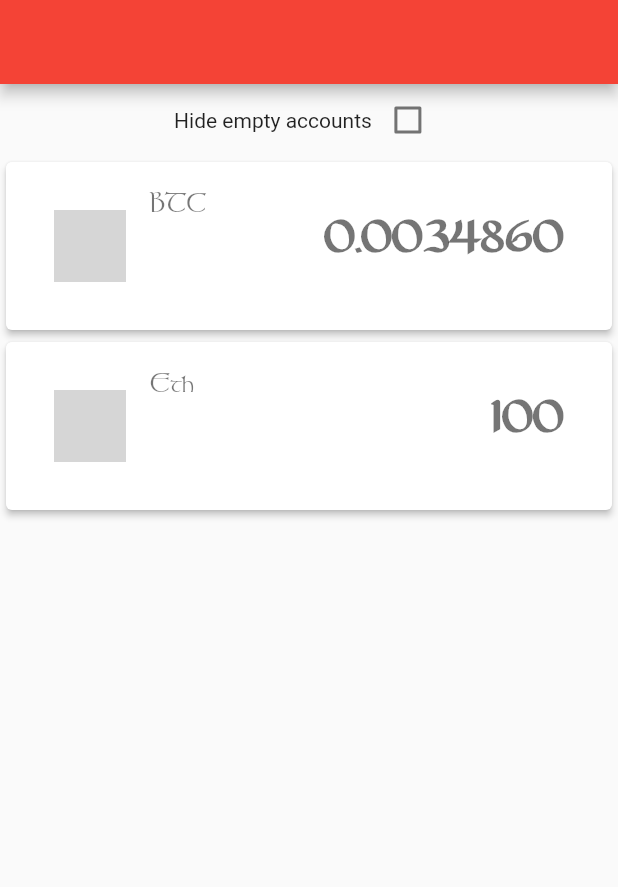
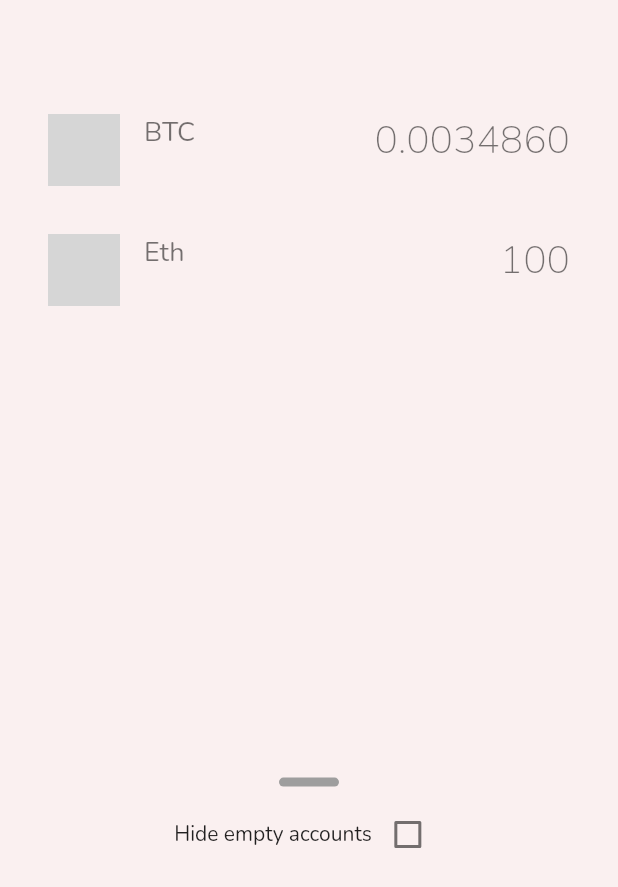
Before and after one commit to dllewellyn/crypto_currency_wallet, a Flutter app: the screen it shows after launch, on a phone screen of 412 x 824 dp. Shown: the top 887 px of the screen. Run offline on Flutter 3.47's test engine with Material 2 defaults, Android fonts, the phone set to English and light mode, and no system bars; our stand-ins replace bloc, charts_flutter, decimal, flutter_bloc, flutter_svg, google_fonts; generated files the repository leaves out were written again; network calls fail; grey boxes are pictures that could not be loaded.

Commit message:
Making a cleaner UI

```diff
--- a/lib/main.dart
+++ b/lib/main.dart
@@ -1,48 +1,42 @@
-import 'package:crypto_currency_wallet/screens/home_screen.dart';
-import 'package:crypto_currency_wallet/screens/transaction_list_screen.dart';
+import 'package:crypto_currency_wallet/main_account/views/main_account_view.dart';
+import 'package:crypto_currency_wallet/navigator/navigator_cubit.dart';
+import 'package:crypto_currency_wallet/styles.dart';
 import 'package:flutter/material.dart';
-
-import 'navigator/screens.dart';
+import 'package:flutter_bloc/flutter_bloc.dart';
+import 'package:google_fonts/google_fonts.dart';
 
 void main() {
   runApp(MyApp());
 }
 
 class MyApp extends StatelessWidget {
+  final GlobalKey<NavigatorState> _navigatorKey = GlobalKey();
+
   @override
   Widget build(BuildContext context) {
     return MaterialApp(
+      navigatorKey: _navigatorKey,
       debugShowCheckedModeBanner: false,
       title: 'Flutter Demo',
       initialRoute: "/",
-      onGenerateRoute: (settings) {
-        Widget widget;
-
-        if (settings.name == HOME_SCREEN) {
-          widget = MyHomePage();
-        } else if (settings.name == DETAIL_SCREEN) {
-          widget = TransactionListScreen(accountData: settings.arguments);
-        }
-
-        return MaterialPageRoute(builder: (context) => widget);
-      },
+      home: BlocProvider.value(
+          value: NavigatorCubit(_navigatorKey), child: MainAccountView()),
       theme: ThemeData(
-          splashColor: Colors.redAccent,
-          primarySwatch: Colors.red,
           textTheme: TextTheme(
-            headline6: TextStyle(
-              fontFamily: "stonehenge",
+        bodyText1: GoogleFonts.nunito(),
+        bodyText2: GoogleFonts.nunito(),
+        headline6: GoogleFonts.nunito(
           fontWeight: FontWeight.bold,
+          color: primaryTextColor,
           fontSize: 26,
         ),
-            caption: TextStyle(
-              fontFamily: "stonehenge",
+        caption: GoogleFonts.nunito(
+          color: primaryTextColor,
           fontSize: 18,
         ),
-            headline1: TextStyle(
-              fontFamily: "carolingia",
-              fontSize: 34,
-              fontWeight: FontWeight.bold,
+        headline1: GoogleFonts.nunito(
+          color: primaryTextColor,
+          fontSize: 26,
         ),
       )),
     );
--- /dev/null
+++ b/lib/main_account/main_account.dart
@@ -0,0 +1,4 @@
+export 'widgets/account_list_item.dart';
+export 'widgets/filter_check_box.dart';
+export 'views/main_account_view.dart';
+export 'widgets/touch_indicator.dart';
--- /dev/null
+++ b/lib/main_account/views/main_account_view.dart
@@ -0,0 +1,60 @@
+import 'package:crypto_currency_wallet/account/account_data.dart';
+import 'package:crypto_currency_wallet/widgets/widgets.dart';
+import 'package:flutter/material.dart';
+
+import '../../styles.dart';
+import '../main_account.dart';
+
+class MainAccountView extends StatefulWidget {
+  @override
+  _MainAccountViewState createState() => _MainAccountViewState();
+}
+
+class _MainAccountViewState extends State<MainAccountView> {
+  var filterApplied = false;
+
+  @override
+  Widget build(BuildContext context) {
+    var data = mockAccount();
+    if (filterApplied) {
+      data = data.where((item) => double.parse(item.balance) > 0).toList();
+    }
+    return Scaffold(
+        backgroundColor: backgroundColor,
+        appBar: ClearAppBar(),
+        body: Stack(
+          children: [
+            ListView(
+              children: data
+                  .map((account) => AccountListItem(
+                        accountData: account,
+                      ))
+                  .toList(),
+            ),
+            DraggableScrollableSheet(
+              initialChildSize: 0.4,
+              maxChildSize: 0.9,
+              minChildSize: 0.1,
+              builder: (context, scroll) => Container(
+                width: MediaQuery.of(context).size.width,
+                child: Column(
+                  children: [
+                    TouchIndicator(),
+                    FilterCheckBox(
+                      checkBoxValue: filterApplied,
+                      onCheckChanged: _filterClicked,
+                    )
+                  ],
+                ),
+              ),
+            ),
+          ],
+        ));
+  }
+
+  void _filterClicked() {
+    setState(() {
+      filterApplied = !filterApplied;
+    });
+  }
+}
--- /dev/null
+++ b/lib/main_account/widgets/account_list_item.dart
@@ -0,0 +1,51 @@
+import 'package:crypto_currency_wallet/account/account_data.dart';
+import 'package:crypto_currency_wallet/extensions/displayable_price.dart';
+import 'package:crypto_currency_wallet/navigator/navigator_cubit.dart';
+import 'package:crypto_currency_wallet/widgets/account_title.dart';
+import 'package:crypto_currency_wallet/widgets/balance_widget.dart';
+import 'package:flutter/material.dart';
+import 'package:flutter/widgets.dart';
+import 'package:flutter_bloc/flutter_bloc.dart';
+import 'package:flutter_svg/svg.dart';
+
+class AccountListItem extends StatelessWidget {
+  final AccountData accountData;
+
+  const AccountListItem({Key key, this.accountData}) : super(key: key);
+
+  @override
+  Widget build(BuildContext context) {
+    return InkWell(
+      onTap: () => BlocProvider.of<NavigatorCubit>(context)
+          .pushAccountDetailScreen(accountData),
+      child: Container(
+        padding: const EdgeInsets.all(16.0),
+        child: Row(
+          crossAxisAlignment: CrossAxisAlignment.start,
+          children: [
+            Padding(
+              padding: const EdgeInsets.symmetric(horizontal: 16.0),
+              child: Hero(
+                tag: accountData.currencyValue,
+                child: SvgPicture.network(
+                  urlImageForCurrency(accountData.currencyValue),
+                  placeholderBuilder: (context) => CircularProgressIndicator(),
+                ),
+              ),
+            ),
+            AccountTitle(
+              supportedCurrency: accountData.currencyValue,
+            ),
+            Spacer(),
+            Padding(
+              padding: const EdgeInsets.symmetric(horizontal: 16.0),
+              child: BalanceWidget(
+                balance: Utils.toDisplayablePrice(accountData.balance),
+              ),
+            )
+          ],
+        ),
+      ),
+    );
+  }
+}
--- /dev/null
+++ b/lib/main_account/widgets/filter_check_box.dart
@@ -0,0 +1,32 @@
+import 'package:flutter/material.dart';
+import 'package:flutter/widgets.dart';
+
+class FilterCheckBox extends StatelessWidget {
+  final bool checkBoxValue;
+  final Function onCheckChanged;
+
+  const FilterCheckBox({
+    Key key,
+    this.checkBoxValue,
+    this.onCheckChanged,
+  }) : super(key: key);
+
+  @override
+  Widget build(BuildContext context) {
+    return Container(
+      child: Row(
+        mainAxisAlignment: MainAxisAlignment.center,
+        children: <Widget>[
+          Text(
+            "Hide empty accounts",
+            style: Theme.of(context).textTheme.bodyText2,
+          ),
+          Checkbox(
+            value: checkBoxValue,
+            onChanged: (changed) => onCheckChanged(),
+          ),
+        ],
+      ),
+    );
+  }
+}
--- /dev/null
+++ b/lib/main_account/widgets/touch_indicator.dart
@@ -0,0 +1,22 @@
+import 'package:flutter/material.dart';
+import 'package:flutter/widgets.dart';
+
+class TouchIndicator extends StatelessWidget {
+  const TouchIndicator({
+    Key key,
+  }) : super(key: key);
+
+  @override
+  Widget build(BuildContext context) {
+    return Container(
+      margin: const EdgeInsets.only(bottom: 8.0),
+      decoration: BoxDecoration(
+        shape: BoxShape.rectangle,
+        borderRadius: BorderRadius.all(Radius.circular(16.0)),
+        color: Colors.grey,
+      ),
+      height: 6,
+      width: 40,
+    );
+  }
+}
--- /dev/null
+++ b/lib/navigator/navigator_cubit.dart
@@ -0,0 +1,27 @@
+import 'package:bloc/bloc.dart';
+import 'package:crypto_currency_wallet/account/account_data.dart';
+import 'package:crypto_currency_wallet/main_account/views/main_account_view.dart';
+import 'package:crypto_currency_wallet/transaction_list/views/transaction_list_screen.dart';
+import 'package:flutter/cupertino.dart';
+import 'package:flutter/material.dart';
+import 'package:meta/meta.dart';
+
+part 'navigator_state.dart';
+
+class NavigatorCubit extends Cubit<NavState> {
+  final GlobalKey<NavigatorState> navigatorKey;
+
+  NavigatorCubit(this.navigatorKey) : super(NavigatorInitial());
+
+  void pushHomeScreen() {
+    navigatorKey.currentState
+        .push(MaterialPageRoute(builder: (context) => MainAccountView()));
+  }
+
+  void pushAccountDetailScreen(AccountData accountData) {
+    navigatorKey.currentState.push(MaterialPageRoute(
+        builder: (context) => TransactionListScreen(
+              accountData: accountData,
+            )));
+  }
+}
--- /dev/null
+++ b/lib/navigator/navigator_state.dart
@@ -0,0 +1,6 @@
+part of 'navigator_cubit.dart';
+
+@immutable
+abstract class NavState {}
+
+class NavigatorInitial extends NavState {}
--- a/lib/navigator/screens.dart
+++ /dev/null
@@ -1,2 +0,0 @@
-const String HOME_SCREEN = "/";
-const String DETAIL_SCREEN = "/details";
--- a/lib/screens/home_screen.dart
+++ /dev/null
@@ -1,117 +0,0 @@
-import 'package:crypto_currency_wallet/account/account_data.dart';
-import 'package:crypto_currency_wallet/extensions/displayable_price.dart';
-import 'package:crypto_currency_wallet/navigator/screens.dart';
-import 'package:crypto_currency_wallet/widgets/account_title.dart';
-import 'package:crypto_currency_wallet/widgets/balance_widget.dart';
-import 'package:flutter/material.dart';
-import 'package:flutter_svg/flutter_svg.dart';
-
-class MyHomePage extends StatefulWidget {
-  @override
-  _MyHomePageState createState() => _MyHomePageState();
-}
-
-class _MyHomePageState extends State<MyHomePage> {
-  var filterApplied = false;
-
-  @override
-  Widget build(BuildContext context) {
-    var data = mockAccount();
-    if (filterApplied) {
-      data = data.where((item) => double.parse(item.balance) > 0).toList();
-    }
-    return Scaffold(
-        appBar: AppBar(),
-        body: ListView(
-          children: [
-            FilterCheckBox(
-              checkBoxValue: filterApplied,
-              onCheckChanged: _filterClicked,
-            )
-          ]..addAll(data
-              .map((account) => AccountListItem(
-                    accountData: account,
-                  ))
-              .toList()),
-        ));
-  }
-
-  void _filterClicked() {
-    setState(() {
-      filterApplied = !filterApplied;
-    });
-  }
-}
-
-class FilterCheckBox extends StatelessWidget {
-  final bool checkBoxValue;
-  final Function onCheckChanged;
-
-  const FilterCheckBox({
-    Key key,
-    this.checkBoxValue,
-    this.onCheckChanged,
-  }) : super(key: key);
-
-  @override
-  Widget build(BuildContext context) {
-    return Container(
-      child: Row(
-        mainAxisAlignment: MainAxisAlignment.center,
-        children: <Widget>[
-          Text("Hide empty accounts"),
-          Checkbox(
-            value: checkBoxValue,
-            onChanged: (changed) => onCheckChanged(),
-          ),
-        ],
-      ),
-    );
-  }
-}
-
-class AccountListItem extends StatelessWidget {
-  final AccountData accountData;
-
-  const AccountListItem({Key key, this.accountData}) : super(key: key);
-
-  @override
-  Widget build(BuildContext context) {
-    return Card(
-      elevation: 2,
-      child: InkWell(
-        onTap: () => Navigator.of(context)
-            .pushNamed(DETAIL_SCREEN, arguments: accountData),
-        child: Container(
-          padding: const EdgeInsets.all(16.0),
-          child: Row(
-            crossAxisAlignment: CrossAxisAlignment.start,
-            children: [
-              Padding(
-                padding: const EdgeInsets.all(16.0),
-                child: Hero(
-                  tag: accountData.currencyValue,
-                  child: SvgPicture.network(
-                    urlImageForCurrency(accountData.currencyValue),
-                    placeholderBuilder: (context) =>
-                        CircularProgressIndicator(),
-                  ),
-                ),
-              ),
-              AccountTitle(
-                supportedCurrency: accountData.currencyValue,
-              ),
-              Spacer(),
-              Padding(
-                padding: const EdgeInsets.all(16.0),
-                child: BalanceWidget(
-                  balance: Utils.toDisplayablePrice(accountData.balance),
-                ),
-              )
-            ],
-          ),
-        ),
-      ),
-    );
-  }
-}
--- /dev/null
+++ b/lib/styles.dart
@@ -0,0 +1,4 @@
+import 'package:flutter/material.dart';
+
+const Color backgroundColor = Color(0xFFFAF0F0);
+const Color primaryTextColor = Colors.black54;
--- a/lib/screens/transaction_list_screen.dart
+++ b/lib/transaction_list/views/transaction_list_screen.dart
@@ -2,10 +2,13 @@ import 'package:crypto_currency_wallet/account/account_data.dart';
 import 'package:crypto_currency_wallet/account/transaction_data.dart';
 import 'package:crypto_currency_wallet/extensions/displayable_price.dart';
 import 'package:crypto_currency_wallet/widgets/transaction_list_graph.dart';
+import 'package:crypto_currency_wallet/widgets/widgets.dart';
 import 'package:decimal/decimal.dart';
 import 'package:flutter/material.dart';
 import 'package:flutter_svg/svg.dart';
 import 'package:intl/intl.dart';
+
+import '../../styles.dart';
 
 class TransactionListScreen extends StatefulWidget {
   final AccountData accountData;
@@ -63,7 +66,8 @@ class _TransactionListScreenState extends State<TransactionListScreen> {
     }
 
     return Scaffold(
-        appBar: AppBar(),
+        backgroundColor: backgroundColor,
+        appBar: ClearAppBar(),
         body: Container(
             child:
                 ListView(controller: _scrollController, children: widgetList)));
--- /dev/null
+++ b/lib/widgets/appbar.dart
@@ -0,0 +1,20 @@
+import 'package:flutter/cupertino.dart';
+import 'package:flutter/material.dart';
+
+import '../styles.dart';
+
+class ClearAppBar extends Container implements PreferredSize {
+  final AppBar appBar = AppBar(
+      backgroundColor: backgroundColor,
+      elevation: 0.0,
+      iconTheme: IconThemeData(color: Colors.black));
+
+  @override
+  Size get preferredSize => Size.fromHeight(60);
+
+  @override
+  Widget build(BuildContext context) {
+    return Container(
+        height: preferredSize.height + 1, child: SafeArea(child: appBar));
+  }
+}
--- /dev/null
+++ b/lib/widgets/widgets.dart
@@ -0,0 +1,4 @@
+export 'appbar.dart';
+export 'balance_widget.dart';
+export 'account_title.dart';
+export 'transaction_list_graph.dart';
--- a/pubspec.yaml
+++ b/pubspec.yaml
@@ -17,6 +17,8 @@ environment:
   sdk: ">=2.7.0 <3.0.0"
 
 dependencies:
+
+  flutter_bloc: ^6.0.1
   flutter:
     sdk: flutter
   flutter_svg: ^0.18.0
@@ -26,6 +28,7 @@ dependencies:
   charts_flutter: ^0.9.0
   injector: ^1.0.8
   json_annotation: ^3.0.1
+  google_fonts: ^1.1.0
 
 dev_dependencies:
   flutter_launcher_icons: ^0.7.5
@@ -33,7 +36,8 @@ dev_dependencies:
     sdk: flutter
   build_runner: ^1.9.2
   json_serializable: ^3.4.0
-
+  mockito: ^4.1.1
+  bloc_test: ^7.0.0
 flutter:
 
   uses-material-design: true
```
Also changed, not shown: 2 other files. Lines whose indentation alone changed are shown as unchanged.
